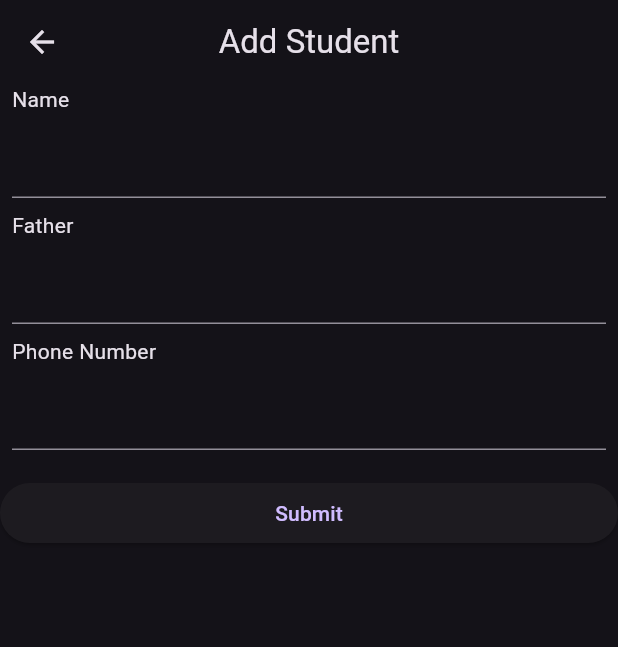
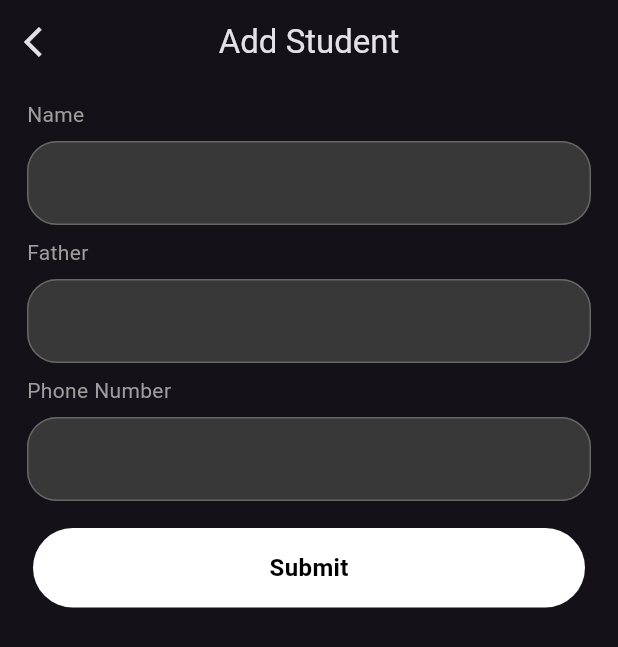
Before and after one commit to adhilfouzi/student_management_application_using_provider, a Flutter app: the screen it shows after launch, after a tap on the "add" icon, on a phone screen of 412 x 824 dp. Shown: the top 647 px of the screen. Run offline on Flutter 3.47's test engine with Material 3 defaults, Android fonts, the phone set to English and light mode, and no system bars.

Commit message:
search screen added

```diff
--- /dev/null
+++ b/lib/controller/widget/submitbutton.dart
@@ -0,0 +1,37 @@
+import 'package:flutter/material.dart';
+
+class SubmitButton extends StatelessWidget {
+  final Function()? onTap;
+  final String textcontent;
+
+  const SubmitButton(
+      {super.key, required this.onTap, required this.textcontent});
+
+  @override
+  Widget build(BuildContext context) {
+    return InkWell(
+      customBorder: RoundedRectangleBorder(
+        borderRadius: BorderRadius.circular(50),
+      ),
+      onTap: onTap,
+      child: Container(
+        padding: const EdgeInsets.all(15),
+        margin: const EdgeInsets.symmetric(horizontal: 12),
+        decoration: BoxDecoration(
+          color: const Color.fromARGB(255, 255, 255, 255),
+          borderRadius: BorderRadius.circular(50),
+        ),
+        child: Center(
+          child: Text(
+            textcontent,
+            style: const TextStyle(
+              color: Color.fromARGB(255, 0, 0, 0),
+              fontWeight: FontWeight.bold,
+              fontSize: 16,
+            ),
+          ),
+        ),
+      ),
+    );
+  }
+}
--- a/lib/controller/widget/textform.dart
+++ b/lib/controller/widget/textform.dart
@@ -1,7 +1,7 @@
 import 'package:flutter/material.dart';
 
 class TextFormWirte extends StatelessWidget {
-  final String textcontent;
+  final String? textcontent;
   final Function(String)? onChanged;
   final TextInputType? keyboardType;
   final String? Function(String?)? validator;
@@ -12,7 +12,7 @@ class TextFormWirte extends StatelessWidget {
       this.controller,
       this.onChanged,
       this.validator,
-      required this.textcontent});
+      this.textcontent});
 
   @override
   Widget build(BuildContext context) {
@@ -22,7 +22,8 @@ class TextFormWirte extends StatelessWidget {
           alignment: Alignment.centerLeft,
           padding: const EdgeInsets.only(left: 8),
           child: Text(
-            textcontent,
+            textcontent ?? '',
+            style: TextStyle(color: Colors.grey[500]),
           ),
         ),
         Padding(
@@ -34,7 +35,21 @@ class TextFormWirte extends StatelessWidget {
               controller: controller,
               onChanged: onChanged,
               validator: validator,
+              decoration: InputDecoration(
+                enabledBorder: const OutlineInputBorder(
+                    borderSide:
+                        BorderSide(color: Color.fromARGB(255, 102, 102, 102)),
+                    borderRadius: BorderRadius.all(Radius.circular(20))),
+                focusedBorder: const OutlineInputBorder(
+                    borderSide: BorderSide(
+                      color: Color.fromARGB(255, 255, 255, 255),
                     ),
+                    borderRadius: BorderRadius.all(Radius.circular(20))),
+                border:
+                    OutlineInputBorder(borderRadius: BorderRadius.circular(20)),
+                fillColor: const Color.fromARGB(255, 56, 56, 56),
+                filled: true,
+              )),
         ),
       ],
     );
--- a/lib/view/addstudent.dart
+++ b/lib/view/addstudent.dart
@@ -2,6 +2,7 @@ import 'package:flutter/material.dart';
 import 'package:provider/provider.dart';
 import 'package:student_management_application_using_provider/controller/provider/student_provider.dart';
 import 'package:student_management_application_using_provider/Model/studentmodel.dart';
+import 'package:student_management_application_using_provider/controller/widget/submitbutton.dart';
 import 'package:student_management_application_using_provider/controller/widget/textform.dart';
 
 class AddStudent extends StatelessWidget {
@@ -14,8 +15,17 @@ class AddStudent extends StatelessWidget {
   @override
   Widget build(BuildContext context) {
     return Scaffold(
-      appBar: AppBar(title: const Text('Add Student'), centerTitle: true),
-      body: Builder(
+      appBar: AppBar(
+          title: const Text('Add Student'),
+          centerTitle: true,
+          leading: IconButton(
+              onPressed: () {
+                Navigator.pop(context);
+              },
+              icon: const Icon(Icons.arrow_back_ios))),
+      body: Padding(
+        padding: const EdgeInsets.all(10.0),
+        child: Builder(
           builder: (context) => Column(
             children: [
               TextFormWirte(
@@ -37,16 +47,15 @@ class AddStudent extends StatelessWidget {
               Row(
                 children: [
                   Expanded(
-                  child: ElevatedButton(
-                    onPressed: () {
+                      child: SubmitButton(
+                          onTap: () {
                             add(context);
                           },
-                    child: const Text('Submit'),
-                  ),
+                          textcontent: 'Submit')),
+                ],
               ),
             ],
           ),
-          ],
         ),
       ),
     );
--- a/lib/view/homescreen.dart
+++ b/lib/view/homescreen.dart
@@ -4,6 +4,7 @@ import 'package:student_management_application_using_provider/controller/provide
 import 'package:student_management_application_using_provider/view/addstudent.dart';
 import 'package:student_management_application_using_provider/Model/studentmodel.dart';
 import 'package:student_management_application_using_provider/view/editstudent.dart';
+import 'package:student_management_application_using_provider/view/searchstudent.dart';
 
 class HomeScreen extends StatelessWidget {
   const HomeScreen({super.key});
@@ -11,7 +12,17 @@ class HomeScreen extends StatelessWidget {
   @override
   Widget build(BuildContext context) {
     return Scaffold(
-      appBar: AppBar(title: const Text('Student Management')),
+      appBar: AppBar(
+        title: const Text('Student Management'),
+        actions: [
+          IconButton(
+              onPressed: () {
+                Navigator.of(context).push(MaterialPageRoute(
+                    builder: (context) => const SearchScreen()));
+              },
+              icon: const Icon(Icons.search))
+        ],
+      ),
       body: Consumer<StudentProvider>(
         builder: (context, studentProvider, _) {
           List<StudentModel> students = studentProvider.stList;
```
Also changed, not shown: lib/controller/provider/student_provider.dart (+20 -0 lines), lib/view/editstudent.dart (+12 -10 lines), lib/view/searchstudent.dart (added, +63 -0 lines). Lines whose indentation alone changed are shown as unchanged.
